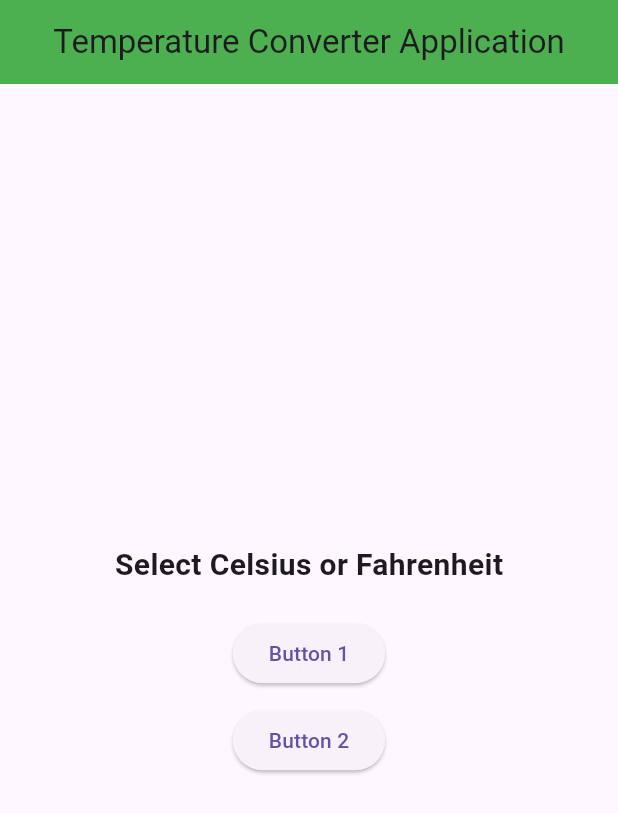
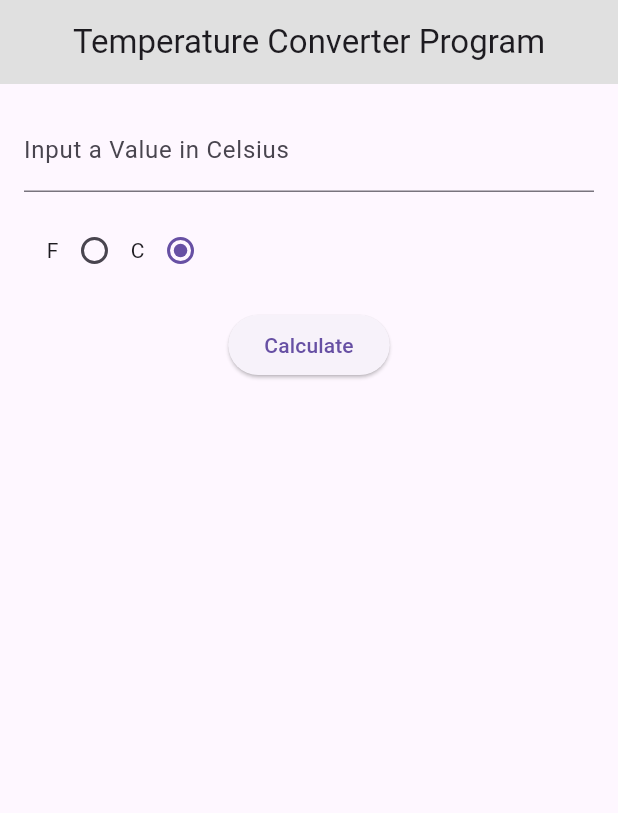
Before and after one commit to tuyishimejohnson/converter_application, a Flutter app: the screen it shows after launch, on a phone screen of 412 x 824 dp. Shown: the top 813 px of the screen. Run offline on Flutter 3.47's test engine with Material 3 defaults, Android fonts, the phone set to English and light mode, and no system bars.

Commit message:
Added the container and Radio buttons.

```diff
--- a/lib/main.dart
+++ b/lib/main.dart
@@ -1,41 +1,119 @@
 import 'package:flutter/material.dart';
 
-void main() {
-  runApp(MaterialApp(
-    home: Scaffold(
-      appBar: AppBar(
-        title: Text("Temperature Converter Application"),
-        centerTitle: true,
-        backgroundColor: Colors.green[500],
+void main() => runApp(TemperatureConverter());
+
+class TemperatureConverter extends StatelessWidget {
+  @override
+  build(BuildContext context) {
+    return MaterialApp(
+      theme: ThemeData(
+        primarySwatch: Colors.green,
       ),
-      body: Center(
+      home: TempApp(),
+    );
+  }
+}
+
+class TempApp extends StatefulWidget {
+  @override
+  TempState createState() => TempState();
+}
+
+class TempState extends State<TempApp> {
+  double input = 0.0;
+  double output = 0.0;
+  bool CelciusOrFahreneit = true;
+
+  @override
+  Widget build(BuildContext context) {
+    TextField inputField = TextField(
+      keyboardType: TextInputType.number,
+      onChanged: (str) {
+        try {
+          input = double.parse(str);
+        } catch (e) {
+          input = 0.0;
+        }
+      },
+      decoration: InputDecoration(
+        labelText:
+        "Input a Value in ${CelciusOrFahreneit == false ? "Fahrenheit" : "Celsius"}",
+      ),
+      textAlign: TextAlign.center,
+    );
+
+    AppBar appBar = AppBar(
+      title: Text("Temperature Converter Program"),
+      centerTitle: true,
+      backgroundColor: Colors.grey[300],
+    );
+
+    Container tempSwitch = Container(
+      padding: EdgeInsets.all(15.0),
+      child: Row(
+        children: <Widget>[
+          Text("F"),
+          Radio<bool>(
+            groupValue: CelciusOrFahreneit,
+            value: false,
+            onChanged: (v) {
+              setState(() {
+                CelciusOrFahreneit = v!;
+              });
+            },
+          ),
+          Text("C"),
+          Radio<bool>(
+            groupValue: CelciusOrFahreneit,
+            value: true,
+            onChanged: (v) {
+              setState(() {
+                CelciusOrFahreneit = v!;
+              });
+            },
+          ),
+        ],
+      ),
+    );
+
+    Container calcBtn = Container(
+      child: ElevatedButton(
+        child: Text("Calculate"),
+        onPressed: () {
+          setState(() {
+            CelciusOrFahreneit == false
+                ? output = (input - 32) * (5 / 9)
+                : output = (input * 9 / 5) + 32;
+          });
+          AlertDialog dialog = AlertDialog(
+            content: CelciusOrFahreneit == false
+                ? Text(
+                "${input.toStringAsFixed(2)} F : ${output.toStringAsFixed(2)} C")
+                : Text(
+                "${input.toStringAsFixed(2)} C : ${output.toStringAsFixed(2)} F"),
+          );
+          showDialog(
+            context: context,
+            builder: (BuildContext context) {
+              return dialog;
+            },
+          );
+        },
+      ),
+    );
+
+    return Scaffold(
+      appBar: appBar,
+      body: Container(
+        padding: EdgeInsets.all(16.0),
         child: Column(
-          mainAxisAlignment: MainAxisAlignment.center,
-          children: [
-            Text(
-              "Select Celsius or Fahrenheit",
-              style: TextStyle(
-                fontSize: 20.0,
-                fontWeight: FontWeight.bold,
-              ),
-            ),
-            SizedBox(height: 20.0), // Add some space between the text and buttons
-            ElevatedButton(
-              onPressed: () {
-                // Add your onPressed code here!
-              },
-              child: Text("Button 1"),
-            ),
-            SizedBox(height: 10.0), // Add some space between the buttons
-            ElevatedButton(
-              onPressed: () {
-                // Add your onPressed code here!
-              },
-              child: Text("Button 2"),
-            ),
+          children: <Widget>[
+            inputField,
+            tempSwitch,
+            calcBtn,
           ],
         ),
       ),
-    ),
-  ));
+    );
+  }
 }
```
